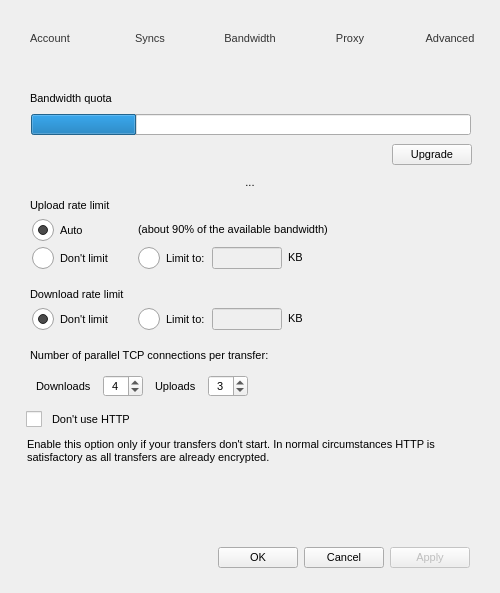
meganz/MEGAsync, file src/MEGASync/gui/macx/SettingsDialog.ui: the form before one commit.
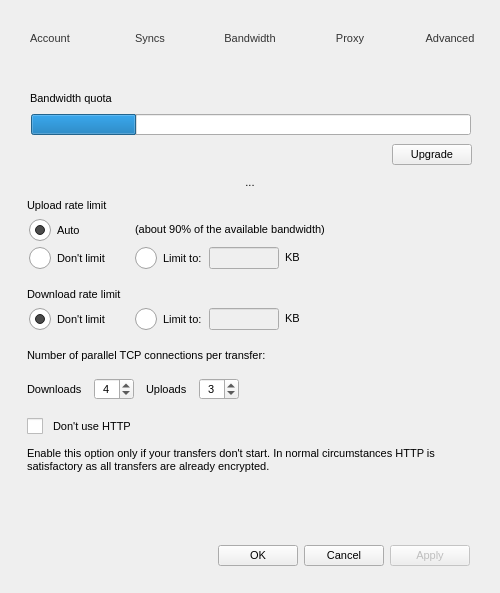
The form after the commit. The open tabs and pages were chosen to show the change. Icons and pictures are not drawn.

Commit message: Settings dialog alignments for Bandwidth tab (OS X)

Diff of the .ui file:
```diff
--- a/src/MEGASync/gui/macx/SettingsDialog.ui
+++ b/src/MEGASync/gui/macx/SettingsDialog.ui
@@ -2028,6 +2028,9 @@
          <property name="text">
           <string>Upload rate limit</string>
          </property>
+         <property name="indent">
+          <number>0</number>
+         </property>
         </widget>
        </item>
        <item>
@@ -2073,7 +2076,7 @@
            <number>6</number>
           </property>
           <property name="leftMargin">
-           <number>32</number>
+           <number>29</number>
           </property>
           <property name="topMargin">
            <number>0</number>
@@ -2316,6 +2319,9 @@
          <property name="text">
           <string>Download rate limit</string>
          </property>
+         <property name="indent">
+          <number>0</number>
+         </property>
         </widget>
        </item>
        <item>
@@ -2358,7 +2364,7 @@
            <number>8</number>
           </property>
           <property name="leftMargin">
-           <number>32</number>
+           <number>29</number>
           </property>
           <property name="topMargin">
            <number>0</number>
@@ -2527,7 +2533,7 @@
           <number>0</number>
          </property>
          <property name="indent">
-          <number>30</number>
+          <number>27</number>
          </property>
         </widget>
        </item>
@@ -2536,13 +2542,13 @@
          <property name="minimumSize">
           <size>
            <width>0</width>
-           <height>35</height>
+           <height>40</height>
           </size>
          </property>
          <property name="maximumSize">
           <size>
            <width>16777215</width>
-           <height>35</height>
+           <height>40</height>
           </size>
          </property>
          <layout class="QHBoxLayout" name="horizontalLayout_20">
@@ -2550,7 +2556,7 @@
            <number>12</number>
           </property>
           <property name="leftMargin">
-           <number>36</number>
+           <number>27</number>
           </property>
           <property name="topMargin">
            <number>6</number>
@@ -2637,8 +2643,14 @@
        </item>
        <item>
         <widget class="QCheckBox" name="cbUseHttps">
+         <property name="minimumSize">
+          <size>
+           <width>0</width>
+           <height>20</height>
+          </size>
+         </property>
          <property name="styleSheet">
-          <string notr="true">padding-left : 26px;</string>
+          <string notr="true">padding-left : 27px;</string>
          </property>
          <property name="text">
           <string>Don't use HTTP</string>
@@ -2703,7 +2715,7 @@
          <property name="sizeHint" stdset="0">
           <size>
            <width>20</width>
-           <height>40</height>
+           <height>1</height>
           </size>
          </property>
         </spacer>
```
